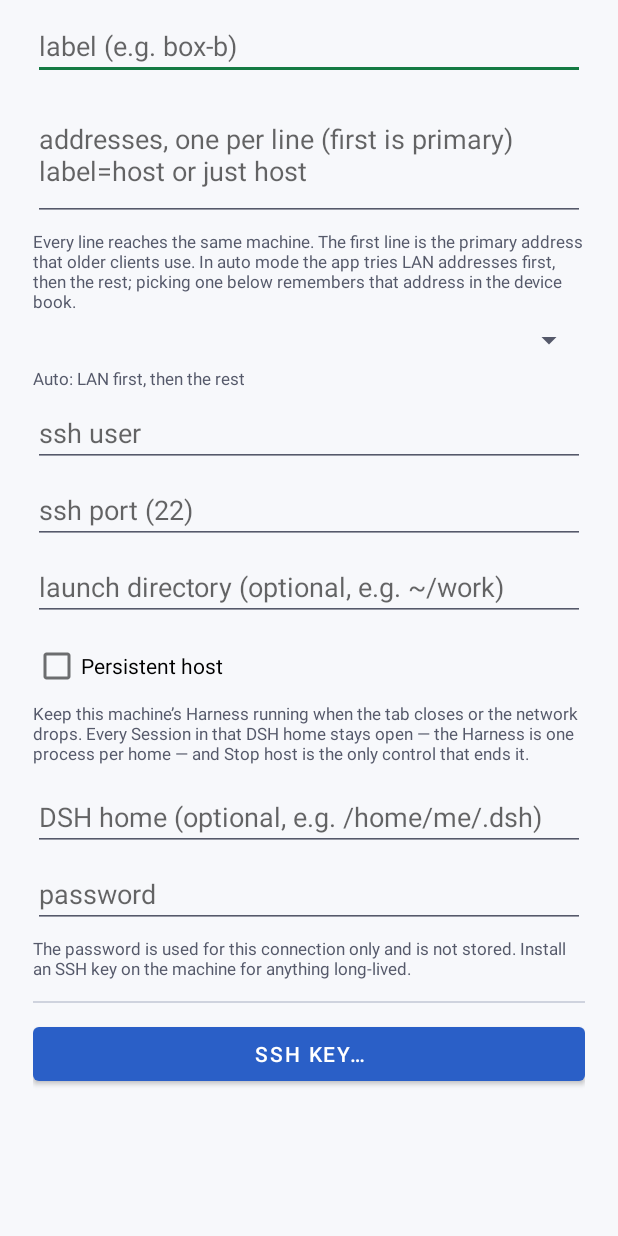
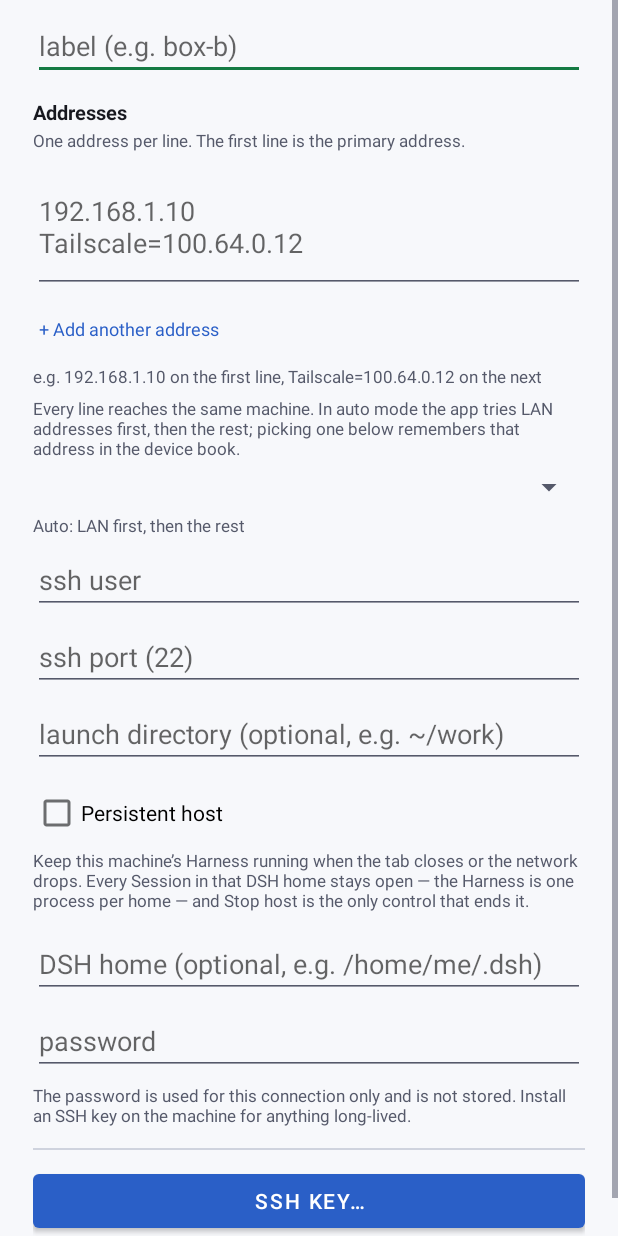
Before and after one commit to OahzOb/dsh-tabs-android, an Android app: the layout dialog_device.xml on its own in the app's theme, with its tools: preview values and no code run, on a phone screen of 412 x 824 dp. Run offline under Robolectric (Android 15) with nearby library versions, the phone set to English and light mode, and no system bars.

Commit message:
Say 'one address per line' where it cannot scroll away
The multi-address field was a hint plus a paragraph: the hint disappears on the first
keystroke, and a paragraph of grey text under a box that then looks finished is not
where an operator finds out that the box takes several lines. The form now has a
permanent Addresses heading and the rule under it, an example in the empty field and
again in one line of prose, and a '+ Add another address' action that appends a line
and puts the cursor on it (an empty field only gets focus, nothing is invented).

The save path is unchanged - same parser, same device book, no protocol change - and
the suite stays at 115 checks in 19 suites. Verified on the emulator: tapping the
action after one address and typing the second left exactly the two typed lines in
the field. Screenshots: .shots/addresses-form.png, .shots/addresses-filled.png.

```diff
--- a/app/build.gradle
+++ b/app/build.gradle
@@ -52,8 +52,8 @@ android {
 		// own. See the README's "Why minSdk".
 		minSdk 34
 		targetSdk 36
-		versionCode 11
-		versionName '0.2.9'
+		versionCode 12
+		versionName '0.2.10'
 		testInstrumentationRunner 'androidx.test.runner.AndroidJUnitRunner'
 	}
 
--- a/app/src/main/java/dev/dshtabs/MainActivity.kt
+++ b/app/src/main/java/dev/dshtabs/MainActivity.kt
@@ -2217,6 +2217,19 @@ class MainActivity : AppCompatActivity() {
 			if (address.label != null) "${address.label}=${address.host}" else address.host
 		})
 
+		// The one action that makes "one address per line" discoverable without the
+		// operator already knowing it: it appends a line and puts the cursor there.
+		// It invents nothing — an empty field just gets focus, and the save still
+		// parses the field the same way.
+		view.findViewById<TextView>(R.id.addressAddLine).setOnClickListener {
+			val text = addressesField.text.toString()
+			if (text.isNotEmpty() && !text.endsWith("\n")) {
+				addressesField.setText("$text\n")
+				addressesField.setSelection(addressesField.text.length)
+			}
+			addressesField.requestFocus()
+		}
+
 		// The choice control is "auto" plus one entry per address. `choiceNames`
 		// mirrors the adapter: index 0 is the AUTO sentinel, the rest are host names.
 		val choiceNames = mutableListOf<String>()
--- a/app/src/main/res/layout/dialog_device.xml
+++ b/app/src/main/res/layout/dialog_device.xml
@@ -30,6 +30,32 @@
 			android:importantForAutofill="no"
 			android:inputType="text" />
 
+		<!--
+			The address rule lives in a **permanent caption**, not in the field's hint.
+			A hint is gone the moment the field has anything in it, and "one per line"
+			is the one thing this field cannot say for itself: an operator who has
+			typed the first address sees a text box that looks finished. The caption
+			stays, the example stays in the empty field, and the action under it exists
+			so that "add another address" is a thing one can find without already
+			knowing the answer.
+		-->
+		<TextView
+			android:layout_width="match_parent"
+			android:layout_height="wrap_content"
+			android:layout_marginTop="12dp"
+			android:text="@string/addresses_title"
+			android:textColor="@color/fg"
+			android:textSize="13sp"
+			android:textStyle="bold" />
+
+		<TextView
+			android:layout_width="match_parent"
+			android:layout_height="wrap_content"
+			android:layout_marginTop="2dp"
+			android:text="@string/addresses_how"
+			android:textColor="@color/dim"
+			android:textSize="11sp" />
+
 		<EditText
 			android:id="@+id/addresses"
 			android:layout_width="match_parent"
@@ -42,6 +68,30 @@
 			android:minLines="3"
 			android:scrollbars="vertical"
 			android:singleLine="false" />
+
+		<TextView
+			android:id="@+id/addressAddLine"
+			android:layout_width="wrap_content"
+			android:layout_height="wrap_content"
+			android:layout_marginTop="2dp"
+			android:background="?android:attr/selectableItemBackground"
+			android:clickable="true"
+			android:focusable="true"
+			android:minHeight="44dp"
+			android:gravity="center_vertical"
+			android:paddingStart="4dp"
+			android:paddingEnd="12dp"
+			android:text="@string/address_add_line"
+			android:textColor="@color/accent"
+			android:textSize="12sp" />
+
+		<TextView
+			android:layout_width="match_parent"
+			android:layout_height="wrap_content"
+			android:layout_marginTop="2dp"
+			android:text="@string/addresses_example"
+			android:textColor="@color/dim"
+			android:textSize="11sp" />
 
 		<TextView
 			android:layout_width="match_parent"
--- a/app/src/main/res/values/strings.xml
+++ b/app/src/main/res/values/strings.xml
@@ -25,8 +25,14 @@
 
 	<!-- the device dialog -->
 	<string name="field_label">label (e.g. box-b)</string>
-	<string name="field_addresses">addresses, one per line (first is primary)\nlabel=host or just host</string>
-	<string name="address_hint">Every line reaches the same machine. The first line is the primary address that older clients use. In auto mode the app tries LAN addresses first, then the rest; picking one below remembers that address in the device book.</string>
+	<!-- The caption above the field says the rule; the hint is the example, because
+	     a hint disappears as soon as the operator types and the rule must not. -->
+	<string name="addresses_title">Addresses</string>
+	<string name="addresses_how">One address per line. The first line is the primary address.</string>
+	<string name="address_add_line">+ Add another address</string>
+	<string name="addresses_example">e.g. 192.168.1.10 on the first line, Tailscale=100.64.0.12 on the next</string>
+	<string name="field_addresses">192.168.1.10\nTailscale=100.64.0.12</string>
+	<string name="address_hint">Every line reaches the same machine. In auto mode the app tries LAN addresses first, then the rest; picking one below remembers that address in the device book.</string>
 	<string name="address_choice_auto">Auto: LAN first, then the rest</string>
 	<string name="address_choice_manual">Use %1$s</string>
 	<string name="address_required">At least one address is required</string>
```
Also changed, not shown: 1 other file.
